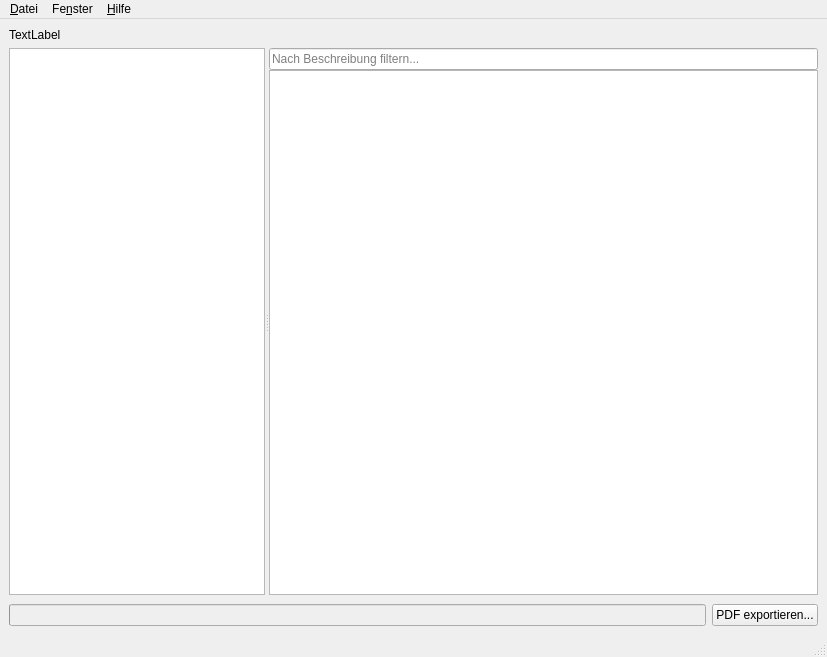
This is forms/archivviewer.ui in crispinus2/archivviewer as Qt 5 draws it before an edit. The edited form follows.
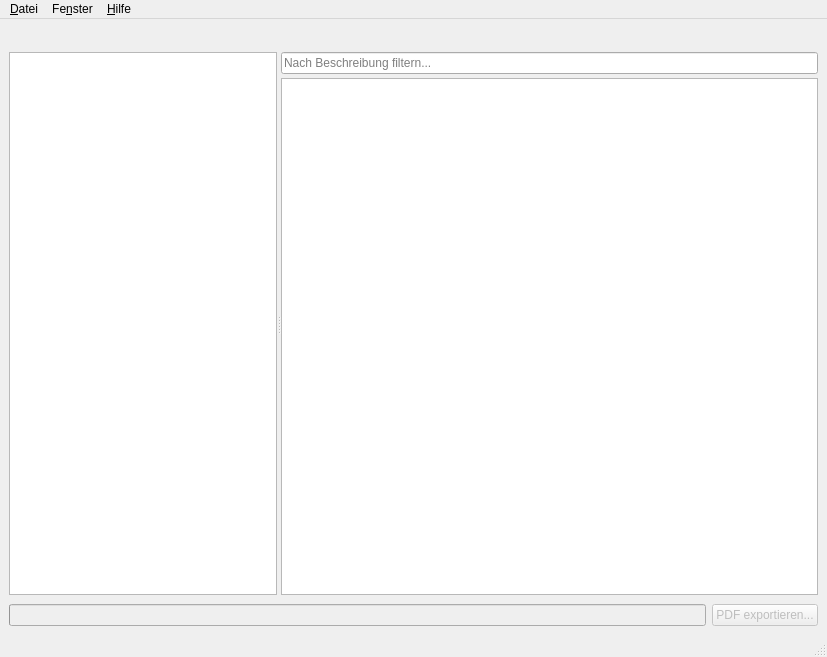
This is the edited form.

Patch:
```diff
--- a/forms/archivviewer.ui
+++ b/forms/archivviewer.ui
@@ -22,8 +22,15 @@
       </property>
       <item>
        <widget class="QLabel" name="patientName">
+        <property name="font">
+         <font>
+          <pointsize>12</pointsize>
+          <weight>75</weight>
+          <bold>true</bold>
+         </font>
+        </property>
         <property name="text">
-         <string>TextLabel</string>
+         <string/>
         </property>
        </widget>
       </item>
@@ -55,8 +62,8 @@
            </property>
            <widget class="QListView" name="categoryList">
             <property name="sizePolicy">
-             <sizepolicy hsizetype="Expanding" vsizetype="Expanding">
-              <horstretch>0</horstretch>
+             <sizepolicy hsizetype="Preferred" vsizetype="Expanding">
+              <horstretch>1</horstretch>
               <verstretch>0</verstretch>
              </sizepolicy>
             </property>
@@ -73,13 +80,13 @@
            <widget class="QWidget" name="widget_3" native="true">
             <property name="sizePolicy">
              <sizepolicy hsizetype="Expanding" vsizetype="Expanding">
-              <horstretch>1</horstretch>
+              <horstretch>2</horstretch>
               <verstretch>0</verstretch>
              </sizepolicy>
             </property>
             <layout class="QVBoxLayout" name="verticalLayout_3">
              <property name="spacing">
-              <number>0</number>
+              <number>4</number>
              </property>
              <property name="leftMargin">
               <number>0</number>
@@ -173,6 +180,9 @@
        </item>
        <item>
         <widget class="QPushButton" name="exportPdf">
+         <property name="enabled">
+          <bool>false</bool>
+         </property>
          <property name="text">
           <string>PDF exportieren...</string>
          </property>
```
Left out of the diff: 2 changed lines with no effect on the pictures.
